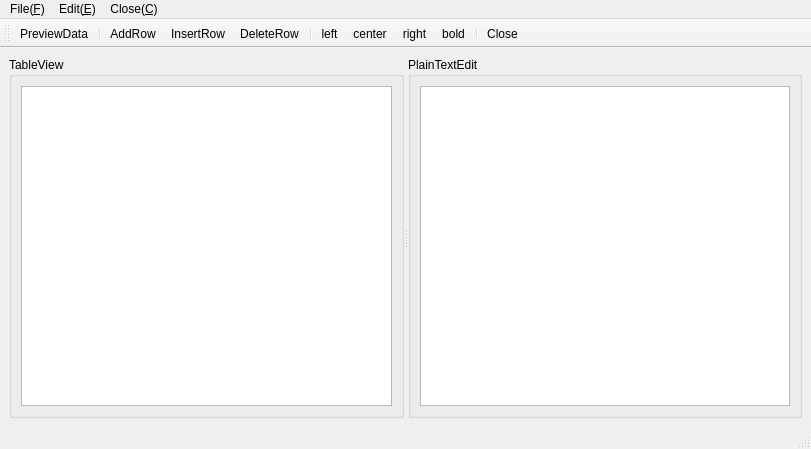
The window that MainWindow_TableView/mainwindow.ui (co-neco/Qt_Study) describes before a commit, drawn with Qt 5.
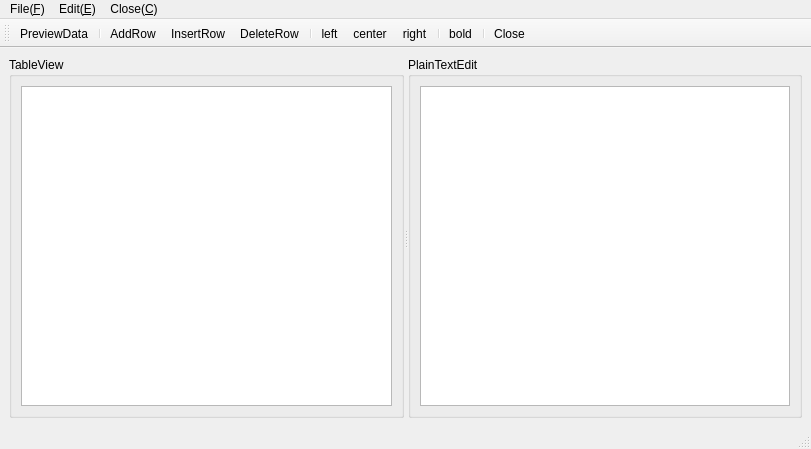
The same window after the commit. Icons and pictures are not drawn.

Patch:
```diff
--- a/MainWindow_TableView/mainwindow.ui
+++ b/MainWindow_TableView/mainwindow.ui
@@ -103,6 +103,7 @@
    <addaction name="actLeft"/>
    <addaction name="actCenter"/>
    <addaction name="actRight"/>
+   <addaction name="separator"/>
    <addaction name="actFontBold"/>
    <addaction name="separator"/>
    <addaction name="actClose"/>
@@ -213,6 +214,12 @@
    </property>
   </action>
   <action name="actRight">
+   <property name="checkable">
+    <bool>true</bool>
+   </property>
+   <property name="checked">
+    <bool>false</bool>
+   </property>
    <property name="icon">
     <iconset resource="menu_images.qrc">
      <normaloff>:/icons/512.bmp</normaloff>:/icons/512.bmp</iconset>
```
Left out of the diff: 24 changed lines with no effect on the pictures.
